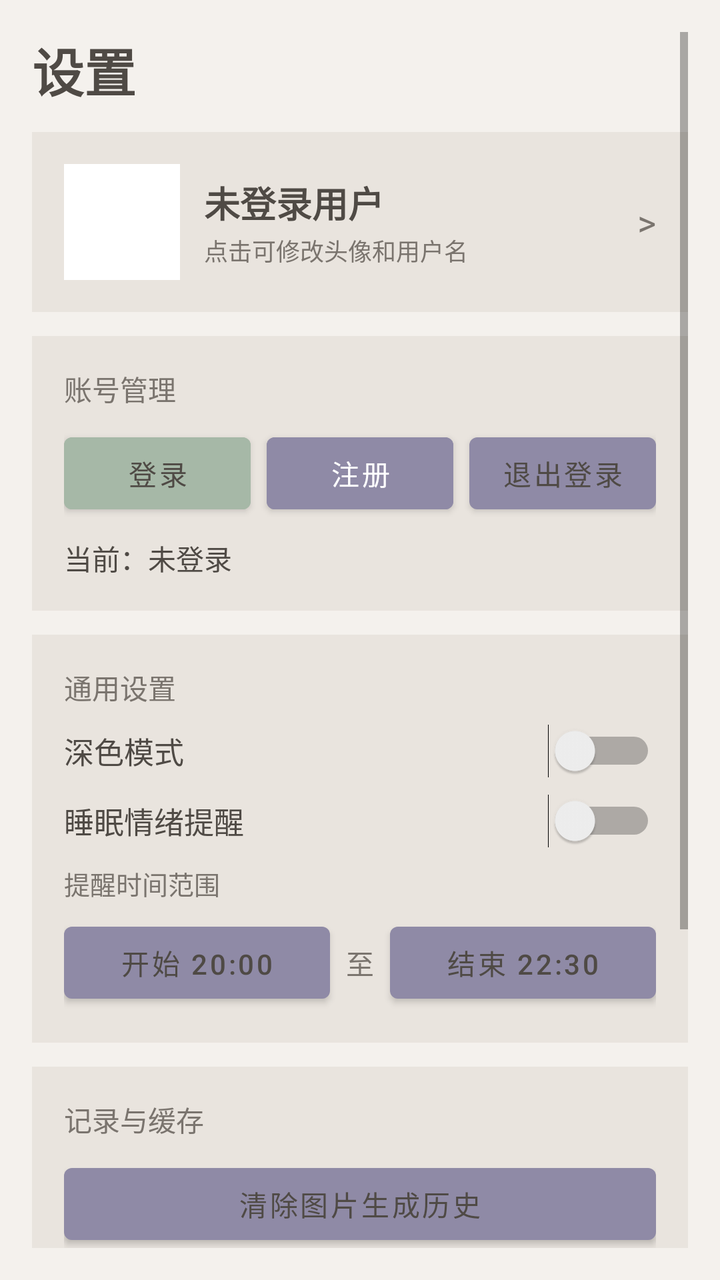
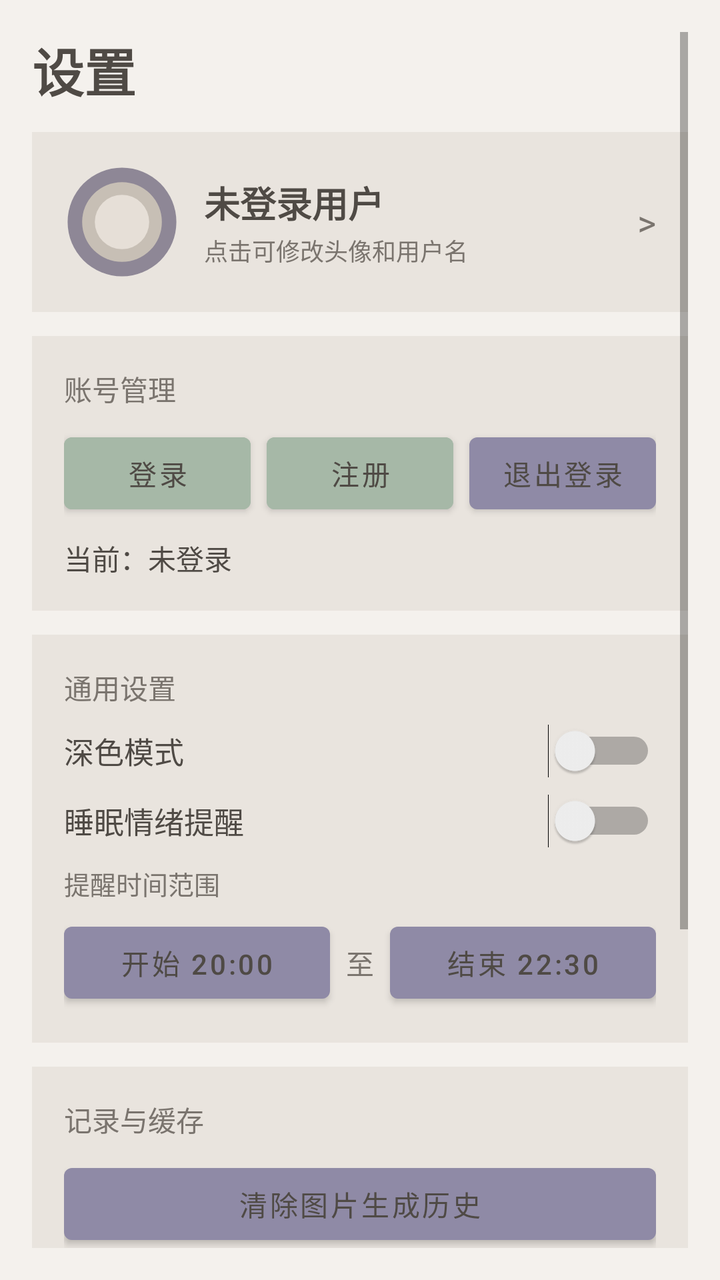

Screens rendered from an Android XML layout before and after an edit, with the pre-edit source and the edit as a unified diff.
<!-- AndroidManifest.xml: application theme Theme.DreamAnalyzer -->
<!-- res/layout/fragment_settings.xml -->
<?xml version="1.0" encoding="utf-8"?>
<ScrollView xmlns:android="http://schemas.android.com/apk/res/android"
    android:layout_width="match_parent"
    android:layout_height="match_parent"
    android:background="@color/morandi_bg"
    android:fillViewport="true"
    android:padding="16dp">

    <LinearLayout
        android:layout_width="match_parent"
        android:layout_height="wrap_content"
        android:orientation="vertical">

        <TextView
            android:layout_width="wrap_content"
            android:layout_height="wrap_content"
            android:text="设置"
            android:textColor="@color/morandi_text_primary"
            android:textSize="26sp"
            android:textStyle="bold" />

        <LinearLayout
            android:id="@+id/layout_profile"
            android:layout_width="match_parent"
            android:layout_height="wrap_content"
            android:layout_marginTop="12dp"
            android:background="@color/morandi_card"
            android:gravity="center_vertical"
            android:orientation="horizontal"
            android:padding="16dp">

            <ImageView
                android:id="@+id/iv_avatar"
                android:layout_width="58dp"
                android:layout_height="58dp"
                android:background="@android:color/white"
                android:scaleType="centerCrop"
                android:src="@android:drawable/sym_def_app_icon" />

            <LinearLayout
                android:layout_width="0dp"
                android:layout_height="wrap_content"
                android:layout_marginStart="12dp"
                android:layout_weight="1"
                android:orientation="vertical">

                <TextView
                    android:id="@+id/tv_profile_name"
                    android:layout_width="wrap_content"
                    android:layout_height="wrap_content"
                    android:text="未登录用户"
                    android:textColor="@color/morandi_text_primary"
                    android:textSize="18sp"
                    android:textStyle="bold" />

                <TextView
                    android:layout_width="wrap_content"
                    android:layout_height="wrap_content"
                    android:layout_marginTop="2dp"
                    android:text="点击可修改头像和用户名"
                    android:textColor="@color/morandi_text_secondary"
                    android:textSize="12sp" />
            </LinearLayout>

            <TextView
                android:layout_width="wrap_content"
                android:layout_height="wrap_content"
                android:text=">"
                android:textColor="@color/morandi_text_secondary"
                android:textSize="18sp" />
        </LinearLayout>

        <LinearLayout
            android:layout_width="match_parent"
            android:layout_height="wrap_content"
            android:layout_marginTop="12dp"
            android:background="@color/morandi_card"
            android:orientation="vertical"
            android:padding="16dp">

            <TextView
                android:layout_width="wrap_content"
                android:layout_height="wrap_content"
                android:text="账号管理"
                android:textColor="@color/morandi_text_secondary"
                android:textSize="14sp" />

            <LinearLayout
                android:layout_width="match_parent"
                android:layout_height="wrap_content"
                android:layout_marginTop="8dp"
                android:orientation="horizontal">

                <Button
                    android:id="@+id/btn_login"
                    android:layout_width="0dp"
                    android:layout_height="wrap_content"
                    android:layout_weight="1"
                    android:backgroundTint="@color/morandi_secondary"
                    android:text="登录"
                    android:textColor="@color/morandi_text_primary" />

                <Button
                    android:id="@+id/btn_register"
                    android:layout_width="0dp"
                    android:layout_height="wrap_content"
                    android:layout_marginStart="8dp"
                    android:layout_weight="1"
                    android:backgroundTint="@color/morandi_primary"
                    android:text="注册"
                    android:textColor="@color/white" />

                <Button
                    android:id="@+id/btn_logout"
                    android:layout_width="0dp"
                    android:layout_height="wrap_content"
                    android:layout_marginStart="8dp"
                    android:layout_weight="1"
                    android:text="退出登录"
                    android:textColor="@color/morandi_text_primary" />
            </LinearLayout>

            <TextView
                android:id="@+id/tv_login_status"
                android:layout_width="match_parent"
                android:layout_height="wrap_content"
                android:layout_marginTop="8dp"
                android:text="当前：未登录"
                android:textColor="@color/morandi_text_primary"
                android:textSize="14sp" />
        </LinearLayout>

        <LinearLayout
            android:layout_width="match_parent"
            android:layout_height="wrap_content"
            android:layout_marginTop="12dp"
            android:background="@color/morandi_card"
            android:orientation="vertical"
            android:padding="16dp">

            <TextView
                android:layout_width="wrap_content"
                android:layout_height="wrap_content"
                android:text="通用设置"
                android:textColor="@color/morandi_text_secondary"
                android:textSize="14sp" />

            <LinearLayout
                android:layout_width="match_parent"
                android:layout_height="wrap_content"
                android:layout_marginTop="8dp"
                android:gravity="center_vertical"
                android:orientation="horizontal">

                <TextView
                    android:layout_width="0dp"
                    android:layout_height="wrap_content"
                    android:layout_weight="1"
                    android:text="深色模式"
                    android:textColor="@color/morandi_text_primary"
                    android:textSize="15sp" />

                <Switch
                    android:id="@+id/switch_dark_mode"
                    android:layout_width="wrap_content"
                    android:layout_height="wrap_content" />
            </LinearLayout>

            <LinearLayout
                android:layout_width="match_parent"
                android:layout_height="wrap_content"
                android:layout_marginTop="8dp"
                android:gravity="center_vertical"
                android:orientation="horizontal">

                <TextView
                    android:layout_width="0dp"
                    android:layout_height="wrap_content"
                    android:layout_weight="1"
                    android:text="睡眠情绪提醒"
                    android:textColor="@color/morandi_text_primary"
                    android:textSize="15sp" />

                <Switch
                    android:id="@+id/switch_notify"
                    android:layout_width="wrap_content"
                    android:layout_height="wrap_content" />
            </LinearLayout>

            <TextView
                android:layout_width="wrap_content"
                android:layout_height="wrap_content"
                android:layout_marginTop="8dp"
                android:text="提醒时间范围"
                android:textColor="@color/morandi_text_secondary"
                android:textSize="13sp" />

            <LinearLayout
                android:layout_width="match_parent"
                android:layout_height="wrap_content"
                android:layout_marginTop="6dp"
                android:gravity="center_vertical"
                android:orientation="horizontal">

                <Button
                    android:id="@+id/btn_notify_start"
                    android:layout_width="0dp"
                    android:layout_height="wrap_content"
                    android:layout_weight="1"
                    android:text="开始 20:00"
                    android:textColor="@color/morandi_text_primary" />

                <TextView
                    android:layout_width="wrap_content"
                    android:layout_height="wrap_content"
                    android:layout_marginHorizontal="8dp"
                    android:text="至"
                    android:textColor="@color/morandi_text_secondary" />

                <Button
                    android:id="@+id/btn_notify_end"
                    android:layout_width="0dp"
                    android:layout_height="wrap_content"
                    android:layout_weight="1"
                    android:text="结束 22:30"
                    android:textColor="@color/morandi_text_primary" />
            </LinearLayout>
        </LinearLayout>

        <LinearLayout
            android:layout_width="match_parent"
            android:layout_height="wrap_content"
            android:layout_marginTop="12dp"
            android:background="@color/morandi_card"
            android:orientation="vertical"
            android:padding="16dp">

            <TextView
                android:layout_width="wrap_content"
                android:layout_height="wrap_content"
                android:text="记录与缓存"
                android:textColor="@color/morandi_text_secondary"
                android:textSize="14sp" />

            <Button
                android:id="@+id/btn_clear_image_history"
                android:layout_width="match_parent"
                android:layout_height="wrap_content"
                android:layout_marginTop="8dp"
                android:text="清除图片生成历史"
                android:textColor="@color/morandi_text_primary" />

            <Button
                android:id="@+id/btn_clear_post_history"
                android:layout_width="match_parent"
                android:layout_height="wrap_content"
                android:layout_marginTop="8dp"
                android:text="清除社区博客记录"
                android:textColor="@color/morandi_text_primary" />

            <Button
                android:id="@+id/btn_clear_all"
                android:layout_width="match_parent"
                android:layout_height="wrap_content"
                android:layout_marginTop="8dp"
                android:backgroundTint="@color/morandi_accent"
                android:text="清除全部缓存与记录"
                android:textColor="@color/morandi_text_primary" />
        </LinearLayout>

        <LinearLayout
            android:layout_width="match_parent"
            android:layout_height="wrap_content"
            android:layout_marginTop="12dp"
            android:layout_marginBottom="20dp"
            android:background="@color/morandi_card"
            android:orientation="vertical"
            android:padding="16dp">

            <TextView
                android:layout_width="wrap_content"
                android:layout_height="wrap_content"
                android:text="关于我们"
                android:textColor="@color/morandi_text_secondary"
                android:textSize="14sp" />

            <TextView
                android:layout_width="wrap_content"
                android:layout_height="wrap_content"
                android:layout_marginTop="8dp"
                android:text="（内容待补充）"
                android:textColor="@color/morandi_text_primary"
                android:textSize="14sp" />
        </LinearLayout>

    </LinearLayout>

</ScrollView>
<!-- resources referenced by this layout -->
<resources>
  <color name="morandi_accent">#D8B4A0</color>
  <color name="morandi_bg">#F4F1ED</color>
  <color name="morandi_card">#E9E4DE</color>
  <color name="morandi_primary">#8F8AA6</color>
  <color name="morandi_secondary">#A6B8A7</color>
  <color name="morandi_text_primary">#4F4A45</color>
  <color name="morandi_text_secondary">#7A746E</color>
  <color name="white">#FFFFFFFF</color>
  <style name="Theme.DreamAnalyzer" parent="Theme.MaterialComponents.Light.NoActionBar">
          <item name="colorPrimary">@color/morandi_primary</item>
          <item name="colorPrimaryVariant">@color/morandi_primary_dark</item>
          <item name="colorOnPrimary">@color/white</item>
  
          <item name="colorSecondary">@color/morandi_secondary</item>
          <item name="colorSecondaryVariant">@color/morandi_secondary</item>
          <item name="colorOnSecondary">@color/morandi_text_primary</item>
  
          <item name="android:statusBarColor">@color/morandi_primary_dark</item>
          <item name="android:navigationBarColor">@color/morandi_bg</item>
          <item name="android:windowBackground">@color/morandi_bg</item>
      </style>
  <color name="morandi_primary_dark">#7B7691</color>
</resources>

<!-- the commit's change to res/layout/fragment_settings.xml (unified diff, before → after) -->
@@ -33,9 +33,8 @@
                 android:id="@+id/iv_avatar"
                 android:layout_width="58dp"
                 android:layout_height="58dp"
-                android:background="@android:color/white"
                 android:scaleType="centerCrop"
-                android:src="@android:drawable/sym_def_app_icon" />
+                android:src="@drawable/ic_avatar_morandi" />
 
             <LinearLayout
                 android:layout_width="0dp"
@@ -106,9 +105,9 @@
                     android:layout_height="wrap_content"
                     android:layout_marginStart="8dp"
                     android:layout_weight="1"
-                    android:backgroundTint="@color/morandi_primary"
+                    android:backgroundTint="@color/morandi_secondary"
                     android:text="注册"
-                    android:textColor="@color/white" />
+                    android:textColor="@color/morandi_text_primary" />
 
                 <Button
                     android:id="@+id/btn_logout"
@@ -263,7 +262,7 @@
                 android:layout_width="match_parent"
                 android:layout_height="wrap_content"
                 android:layout_marginTop="8dp"
-                android:backgroundTint="@color/morandi_accent"
+                android:backgroundTint="#CBB8A8"
                 android:text="清除全部缓存与记录"
                 android:textColor="@color/morandi_text_primary" />
         </LinearLayout>
<!-- resource entries referenced after the edit -->
@@ -1,12 +1,34 @@
 <!-- resources referenced by this layout -->
 <resources>
-  <color name="morandi_accent">#D8B4A0</color>
   <color name="morandi_bg">#F4F1ED</color>
   <color name="morandi_card">#E9E4DE</color>
   <color name="morandi_primary">#8F8AA6</color>
   <color name="morandi_secondary">#A6B8A7</color>
   <color name="morandi_text_primary">#4F4A45</color>
   <color name="morandi_text_secondary">#7A746E</color>
+  <!-- drawable ic_avatar_morandi (drawable) -->
+  <?xml version="1.0" encoding="utf-8"?>
+  <vector xmlns:android="http://schemas.android.com/apk/res/android"
+      android:width="64dp"
+      android:height="64dp"
+      android:viewportWidth="64"
+      android:viewportHeight="64">
+  
+      
+      <path
+          android:fillColor="#8E8796"
+          android:pathData="M32,2A30,30 0 1,1 32,62A30,30 0 1,1 32,2Z" />
+  
+      
+      <path
+          android:fillColor="#C7BFB5"
+          android:pathData="M32,10A22,22 0 1,1 32,54A22,22 0 1,1 32,10Z" />
+  
+      
+      <path
+          android:fillColor="#E6DFD7"
+          android:pathData="M32,17A15,15 0 1,1 32,47A15,15 0 1,1 32,17Z" />
+  </vector>
   <color name="white">#FFFFFFFF</color>
   <style name="Theme.DreamAnalyzer" parent="Theme.MaterialComponents.Light.NoActionBar">
           <item name="colorPrimary">@color/morandi_primary</item>
